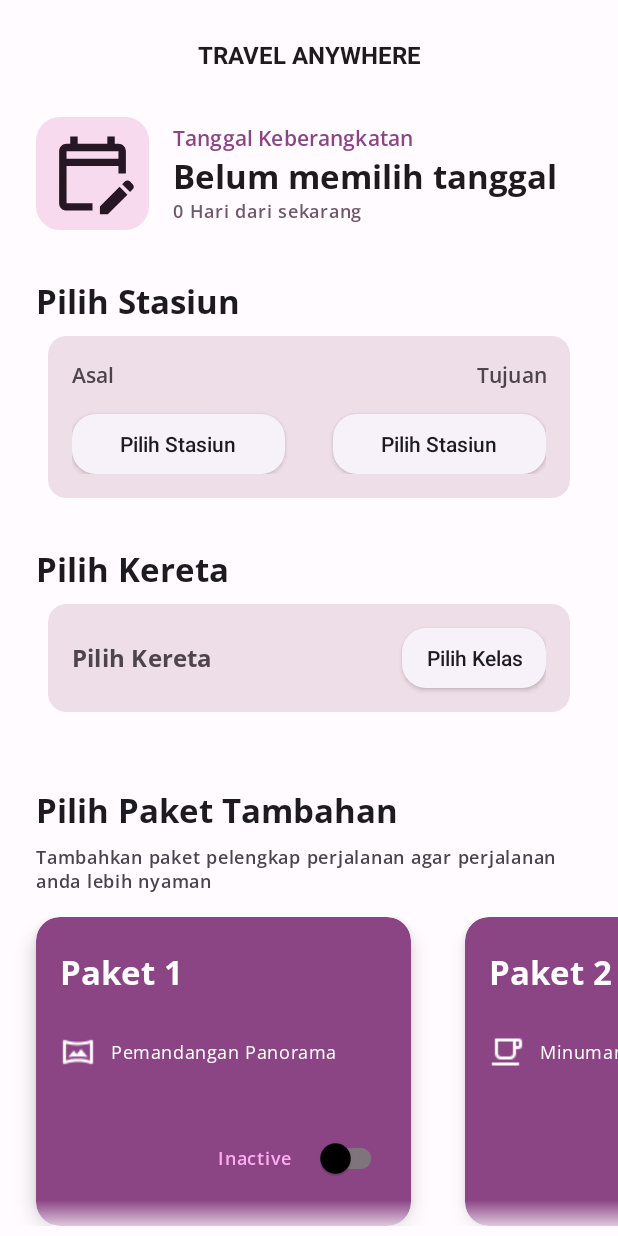
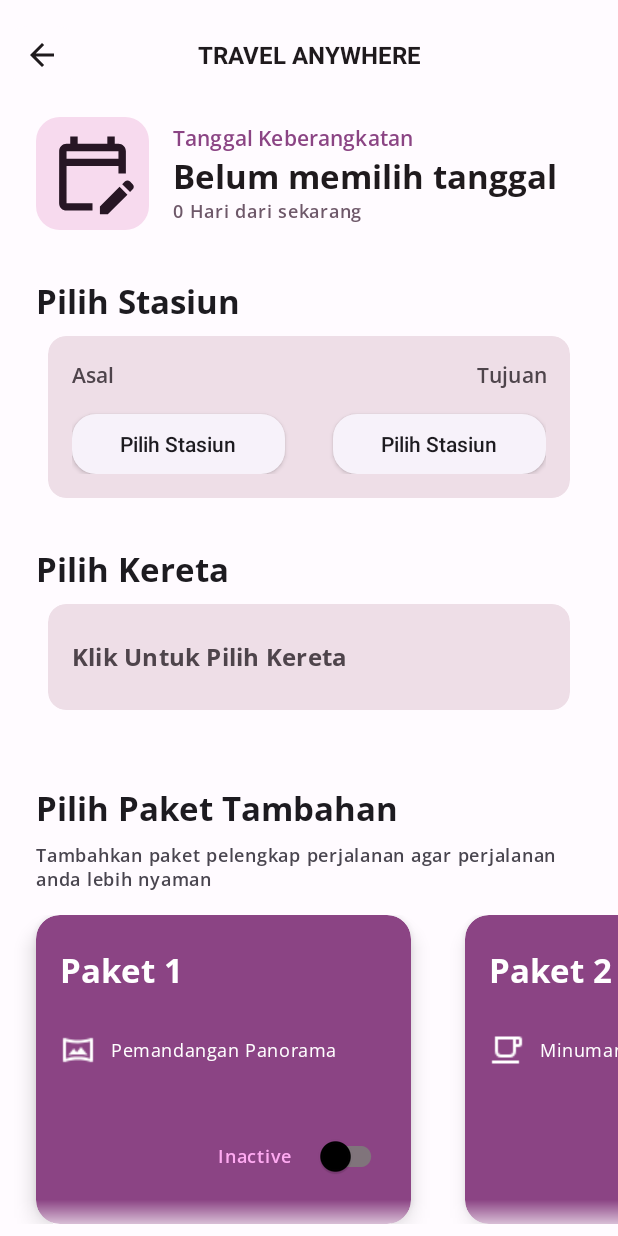
Before and after one commit to ergegananputra/travel_anywhere_by_rg, an Android app: the PesanActivity screen opened directly, with no data from a screen before it, on a phone screen of 412 x 824 dp. Run offline under Robolectric (Android 15) with nearby library versions, the phone set to English and light mode, and no system bars; our stand-ins replace Firebase (no records; nobody signed in at launch, a user with empty details on screens opened directly); Roboto replaces fonts that are not available here.

Commit message:
Release Travel Anywhere v2.0
New :
- Animation in PesanActivity
- More Secure Admin Manager

Feature:
- Authentication
- Semi Online Database
- Pesan Ticket Integrated with Database
- Full History
- Profile
- Admin Management

```diff
--- a/app/src/main/java/com/ppb/travelanywhere/TravelAnywhereApps.kt
+++ b/app/src/main/java/com/ppb/travelanywhere/TravelAnywhereApps.kt
@@ -67,6 +67,7 @@ class TravelAnywhereApps : Application() {
                 .setSmallIcon(R.drawable.icon_travel_anywhere)
                 .setContentTitle(title)
                 .setContentText(message)
+                .setStyle(NotificationCompat.BigTextStyle().bigText(message))
                 .setPriority(NotificationCompat.PRIORITY_HIGH)
                 .setCategory(NotificationCompat.CATEGORY_REMINDER)
 
--- a/app/src/main/java/com/ppb/travelanywhere/history/TripHistoryFragment.kt
+++ b/app/src/main/java/com/ppb/travelanywhere/history/TripHistoryFragment.kt
@@ -32,9 +32,7 @@ class TripHistoryFragment : Fragment() {
     private val launcherToPesan = registerForActivityResult(ActivityResultContracts.StartActivityForResult()) { result ->
         if (result.resultCode == Activity.RESULT_OK) {
             Log.d("TripHistoryFragment", "onActivityResult: RESULT_OK")
-
-            //TODO: Do something with the result
-
+            setupRecyclerView()
         } else if (result.resultCode == Activity.RESULT_CANCELED) {
             Log.d("TripHistoryFragment", "onActivityResult: RESULT_CANCELED")
         } else {
--- a/app/src/main/java/com/ppb/travelanywhere/pesan/PesanActivity.kt
+++ b/app/src/main/java/com/ppb/travelanywhere/pesan/PesanActivity.kt
@@ -1,5 +1,6 @@
 package com.ppb.travelanywhere.pesan
 
+import android.animation.ObjectAnimator
 import android.app.AlarmManager
 import android.app.DatePickerDialog
 import android.app.PendingIntent
@@ -9,6 +10,7 @@ import android.os.Build
 import android.os.Bundle
 import android.util.Log
 import android.util.TypedValue
+import android.view.View
 import android.view.WindowManager
 import android.widget.DatePicker
 import android.widget.Toast
@@ -93,10 +95,19 @@ class PesanActivity : AppCompatActivity(), DatePickerDialog.OnDateSetListener {
 
     private val selectedPaket = mutableListOf<PaketModel>()
 
+    private val tanggalAnimator by lazy {
+        ObjectAnimator.ofFloat(binding.buttonPilihTanggal, View.ALPHA, 0.5f, 1f).apply {
+            duration = 500
+            repeatCount = ObjectAnimator.INFINITE
+            repeatMode = ObjectAnimator.REVERSE
+        }
+    }
+
     override fun onCreate(savedInstanceState: Bundle?) {
         super.onCreate(savedInstanceState)
         setContentView(binding.root)
 
+        binding.appHeader.buttonBack.visibility = View.VISIBLE
         fetchDataAndSetupSpinner()
 
         val typedValue = TypedValue()
@@ -112,16 +123,25 @@ class PesanActivity : AppCompatActivity(), DatePickerDialog.OnDateSetListener {
 
 
         pilihTanggalKeberangkatan()
+        pilihKelasKeretaUI()
         setUpRecyclerPaket()
 
         observeDataForPrice()
         marqueeSupport()
 
+        binding.appHeader.buttonBack.setOnClickListener {
+            setResult(RESULT_CANCELED)
+            finish()
+        }
 
         // Check Out
         binding.buttonCheckout.setOnClickListener {
             if (selectedDate == null) {
                 Toast.makeText(this, "Pilih Tanggal Keberangkatan Terlebih Dahulu", Toast.LENGTH_SHORT).show()
+                binding.nestedScrollViewPesan.smoothScrollTo(0, binding.buttonPilihTanggal.top - 100)
+
+                tanggalAnimator.start()
+
                 return@setOnClickListener
             }
             if (stasiunKeberangkatanViewModel.data.value == null) {
@@ -167,8 +187,8 @@ class PesanActivity : AppCompatActivity(), DatePickerDialog.OnDateSetListener {
 
                 val alarmManager = getSystemService(Context.ALARM_SERVICE) as AlarmManager
                 val intent = Intent(this@PesanActivity, NotifReceiver::class.java).apply {
-                    putExtra("MESSAGE", "Keretamu akan berangkat tanggal ${binding.textViewTanggalKeberangkatan} ini. ${keretaViewModel.data.value!!.name} dari ${stasiunKeberangkatanViewModel.data.value!!.name} menuju ${stasiunKedatanganViewModel.data.value!!.name}")
-                    putExtra("TITLE", "Siapkan dirimu untuk Besok!")
+                    putExtra("MESSAGE", "Keretamu akan berangkat tanggal ${binding.textViewTanggalKeberangkatan.text} ini. ${keretaViewModel.data.value!!.name} dari ${stasiunKeberangkatanViewModel.data.value!!.name} menuju ${stasiunKedatanganViewModel.data.value!!.name}")
+                    putExtra("TITLE", "Siapkan dirimu!")
                 }
                 val pendingIntent = PendingIntent.getBroadcast(this@PesanActivity, 0, intent, PendingIntent.FLAG_MUTABLE)
 
@@ -190,15 +210,19 @@ class PesanActivity : AppCompatActivity(), DatePickerDialog.OnDateSetListener {
 
 
                 setResult(RESULT_OK)
-                val intentLogin = Intent(this@PesanActivity, WelcomeActivity::class.java)
-
-                startActivity(intentLogin)
                 finish()
 
             }
 
         }
 
+    }
+
+    private fun pilihKelasKeretaUI() {
+        binding.buttonPilihKelasKereta.visibility = android.view.View.GONE
+        keretaViewModel.data.observe(this) {
+            binding.buttonPilihKelasKereta.visibility = android.view.View.VISIBLE
+        }
     }
 
     private fun marqueeSupport() {
@@ -286,7 +310,7 @@ class PesanActivity : AppCompatActivity(), DatePickerDialog.OnDateSetListener {
     }
 
     private fun kereta(list: List<TrainsTable>) {
-        binding.textViewPilihanKereta.setOnClickListener {
+        binding.cardPilihKereta.setOnClickListener {
             if (GlobalSheetFragment.isDialogOpen) {
                 return@setOnClickListener
             }
@@ -320,6 +344,10 @@ class PesanActivity : AppCompatActivity(), DatePickerDialog.OnDateSetListener {
             }
 
             bottomSheet.show(supportFragmentManager, "TrainsSheetFragment")
+        }
+
+        binding.textViewPilihanKereta.setOnClickListener {
+            binding.cardPilihKereta.performClick()
         }
 
         keretaViewModel.data.observe(this) {
@@ -514,6 +542,8 @@ class PesanActivity : AppCompatActivity(), DatePickerDialog.OnDateSetListener {
 
     private fun pilihTanggalKeberangkatan() {
         binding.buttonPilihTanggal.setOnClickListener {
+            tanggalAnimator.cancel()
+            binding.buttonPilihTanggal.alpha = 1f
             val datePickerDialog = com.ppb.travelanywhere.dialog.DatePicker()
             datePickerDialog.show(supportFragmentManager, "DatePicker")
 
--- a/app/src/main/java/com/ppb/travelanywhere/services/database/DatabaseInformationManager.kt
+++ b/app/src/main/java/com/ppb/travelanywhere/services/database/DatabaseInformationManager.kt
@@ -155,6 +155,7 @@ class DatabaseInformationManager(
                 }
             } else {
                 Log.e("DatabaseInformationManager", "Error deleting train class id : documents is empty")
+                appViewModel.deleteQueueById(q.id)
             }
         }.addOnFailureListener { exception ->
             Log.e("DatabaseInformationManager", "Error deleting train class :", exception)
@@ -172,6 +173,7 @@ class DatabaseInformationManager(
                 }
             } else {
                 Log.e("DatabaseInformationManager", "Error deleting train id : documents is empty")
+                appViewModel.deleteQueueById(q.id)
             }
         }.addOnFailureListener { exception ->
             Log.e("DatabaseInformationManager", "Error deleting train :", exception)
@@ -189,6 +191,7 @@ class DatabaseInformationManager(
                 }
             } else {
                 Log.e("DatabaseInformationManager", "Error deleting station id : documents is empty")
+                appViewModel.deleteQueueById(q.id)
             }
         }.addOnFailureListener { exception ->
             Log.e("DatabaseInformationManager", "Error deleting station :", exception)
--- a/app/src/main/java/com/ppb/travelanywhere/services/notification/NotifReceiver.kt
+++ b/app/src/main/java/com/ppb/travelanywhere/services/notification/NotifReceiver.kt
@@ -1,8 +1,14 @@
 package com.ppb.travelanywhere.services.notification
 
+import android.Manifest
 import android.content.BroadcastReceiver
 import android.content.Context
 import android.content.Intent
+import android.content.pm.PackageManager
+import androidx.core.app.ActivityCompat
+import androidx.core.app.NotificationCompat
+import androidx.core.app.NotificationManagerCompat
+import com.ppb.travelanywhere.R
 import com.ppb.travelanywhere.TravelAnywhereApps
 
 class NotifReceiver : BroadcastReceiver() {
--- /dev/null
+++ b/app/src/main/res/drawable/baseline_arrow_back_24.xml
@@ -0,0 +1,5 @@
+<vector android:autoMirrored="true" android:height="24dp"
+    android:tint="#FFFFFF" android:viewportHeight="24"
+    android:viewportWidth="24" android:width="24dp" xmlns:android="http://schemas.android.com/apk/res/android">
+    <path android:fillColor="@android:color/white" android:pathData="M20,11H7.83l5.59,-5.59L12,4l-8,8 8,8 1.41,-1.41L7.83,13H20v-2z"/>
+</vector>
--- /dev/null
+++ b/app/src/main/res/drawable/surface_rounded_button.xml
@@ -0,0 +1,20 @@
+<?xml version="1.0" encoding="utf-8"?>
+<selector xmlns:android="http://schemas.android.com/apk/res/android">
+    <item android:state_pressed="false">
+        <shape>
+            <solid android:color="?attr/colorSurface" />
+            <corners
+                android:radius="100dp"
+                />
+        </shape>
+    </item>
+    <item android:state_pressed="true">
+        <shape>
+            <solid android:color="?attr/colorSurfaceDim" />
+            <corners
+                android:radius="100dp"
+                />
+        </shape>
+    </item>
+
+</selector>
--- a/app/src/main/res/layout/activity_pesan.xml
+++ b/app/src/main/res/layout/activity_pesan.xml
@@ -18,6 +18,7 @@
         app:layout_constraintTop_toTopOf="parent" />
 
     <androidx.core.widget.NestedScrollView
+        android:id="@+id/nested_scroll_view_pesan"
         android:layout_width="0dp"
         android:layout_height="0dp"
         android:fadingEdgeLength="24dp"
@@ -211,7 +212,7 @@
                 app:layout_constraintTop_toBottomOf="@+id/materialCardView3" />
 
             <com.google.android.material.card.MaterialCardView
-                android:id="@+id/materialCardView4"
+                android:id="@+id/card_pilih_kereta"
                 android:layout_width="match_parent"
                 android:layout_height="wrap_content"
                 android:layout_marginStart="32dp"
@@ -232,14 +233,16 @@
                     <TextView
                         android:id="@+id/text_view_pilihan_kereta"
                         android:layout_width="0dp"
-                        android:layout_height="0dp"
+                        android:layout_height="wrap_content"
+                        android:layout_marginTop="24dp"
+                        android:layout_marginBottom="24dp"
+                        android:ellipsize="marquee"
+                        android:freezesText="true"
                         android:gravity="center_vertical"
+                        android:marqueeRepeatLimit="marquee_forever"
                         android:maxLines="1"
-                        android:ellipsize="marquee"
-                        android:marqueeRepeatLimit="marquee_forever"
                         android:singleLine="true"
-                        android:text="Pilih Kereta"
-                        android:freezesText="true"
+                        android:text="Klik Untuk Pilih Kereta"
                         android:textAppearance="@style/TextAppearance.MyApp.TitleMedium"
                         android:textColor="?attr/colorOnSurfaceVariant"
                         app:layout_constraintBottom_toBottomOf="parent"
@@ -252,19 +255,18 @@
                         android:id="@+id/button_pilih_kelas_kereta"
                         android:layout_width="wrap_content"
                         android:layout_height="40dp"
-                        android:layout_marginTop="16dp"
-                        android:layout_marginBottom="16dp"
                         android:background="@drawable/rounded_rectangle"
                         android:backgroundTint="?attr/colorSurfaceContainerLow"
+                        android:ellipsize="marquee"
+                        android:freezesText="true"
+                        android:marqueeRepeatLimit="marquee_forever"
+                        android:maxLines="1"
                         android:paddingStart="16dp"
                         android:paddingEnd="16dp"
+                        android:singleLine="true"
                         android:text="Pilih Kelas"
                         android:textAllCaps="false"
-                        android:maxLines="1"
-                        android:freezesText="true"
-                        android:ellipsize="marquee"
-                        android:marqueeRepeatLimit="marquee_forever"
-                        android:singleLine="true"
+                        android:visibility="visible"
                         app:layout_constraintBottom_toBottomOf="parent"
                         app:layout_constraintEnd_toEndOf="parent"
                         app:layout_constraintTop_toTopOf="parent" />
@@ -283,7 +285,7 @@
                 android:textAppearance="@style/TextAppearance.MyApp.TitleLarge"
                 app:layout_constraintEnd_toEndOf="@+id/text_view_tanggal_keberangkatan"
                 app:layout_constraintStart_toStartOf="@+id/text_view_plih_kereta_label"
-                app:layout_constraintTop_toBottomOf="@+id/materialCardView4" />
+                app:layout_constraintTop_toBottomOf="@+id/card_pilih_kereta" />
 
             <TextView
                 android:id="@+id/textView10"
--- a/app/src/main/res/layout/app_header.xml
+++ b/app/src/main/res/layout/app_header.xml
@@ -5,7 +5,6 @@
     android:layout_width="match_parent"
     android:layout_height="match_parent"
     android:background="?attr/colorSurface">
-
 
     <TextView
         android:id="@+id/textView"
@@ -24,4 +23,21 @@
         app:layout_constraintTop_toTopOf="parent"
         app:layout_constraintVertical_bias="0.8" />
 
+    <androidx.appcompat.widget.AppCompatImageButton
+        android:visibility="gone"
+        android:id="@+id/button_back"
+        android:layout_width="wrap_content"
+        android:layout_height="0dp"
+        android:layout_marginTop="-8dp"
+        android:layout_marginBottom="-8dp"
+        android:padding="16dp"
+        android:src="@drawable/baseline_arrow_back_24"
+        android:background="@drawable/surface_rounded_button"
+        android:tint="?attr/colorOnSurface"
+        app:layout_constraintBottom_toBottomOf="@+id/textView"
+        app:layout_constraintEnd_toStartOf="@+id/textView"
+        app:layout_constraintHorizontal_bias="0.0"
+        app:layout_constraintStart_toStartOf="parent"
+        app:layout_constraintTop_toTopOf="@+id/textView" />
+
 </androidx.constraintlayout.widget.ConstraintLayout>
--- a/app/src/main/res/layout/item_user.xml
+++ b/app/src/main/res/layout/item_user.xml
@@ -7,6 +7,7 @@
     app:cardBackgroundColor="?attr/colorSurfaceContainerLowest"
     android:layout_marginBottom="16dp"
     app:strokeWidth="0dp"
+    android:id="@+id/card_view_user_item"
     >
 
     <androidx.constraintlayout.widget.ConstraintLayout
```
Also changed, not shown: app/src/main/AndroidManifest.xml (+10 -12 lines), app/src/main/java/com/ppb/travelanywhere/adapter/UsersManagerAdapter.kt (+9 -0 lines), app/src/main/java/com/ppb/travelanywhere/admin/AdminManagerActivity.kt (added, +38 -0 lines), app/src/main/java/com/ppb/travelanywhere/admin/InformationManagerFragment.kt (+48 -7 lines), app/src/main/java/com/ppb/travelanywhere/admin/ManagerFragment.kt (+14 -0 lines), app/src/main/java/com/ppb/travelanywhere/profile/ProfileFragment.kt (+7 -2 lines), app/src/main/res/layout/activity_admin_manager.xml (added, +33 -0 lines), app/src/main/res/layout/fragment_information_manager.xml (+8 -5 lines), app/src/main/res/navigation/graph_admin_navigation.xml (added, +23 -0 lines), app/src/main/res/navigation/graph_navigation_bottom.xml (+7 -16 lines).
